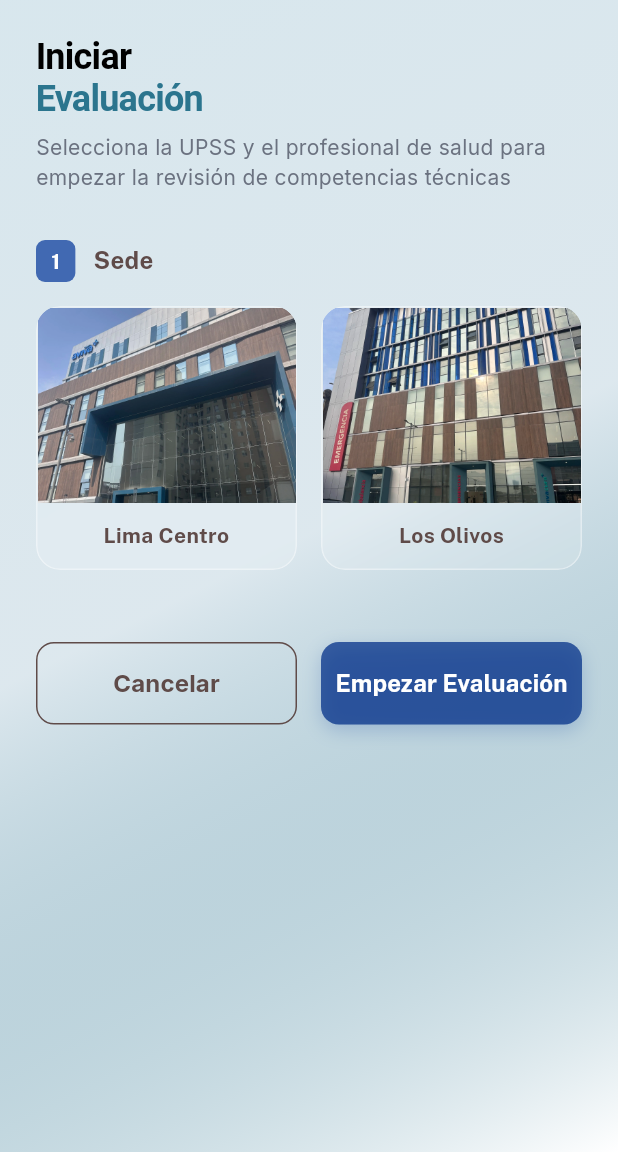
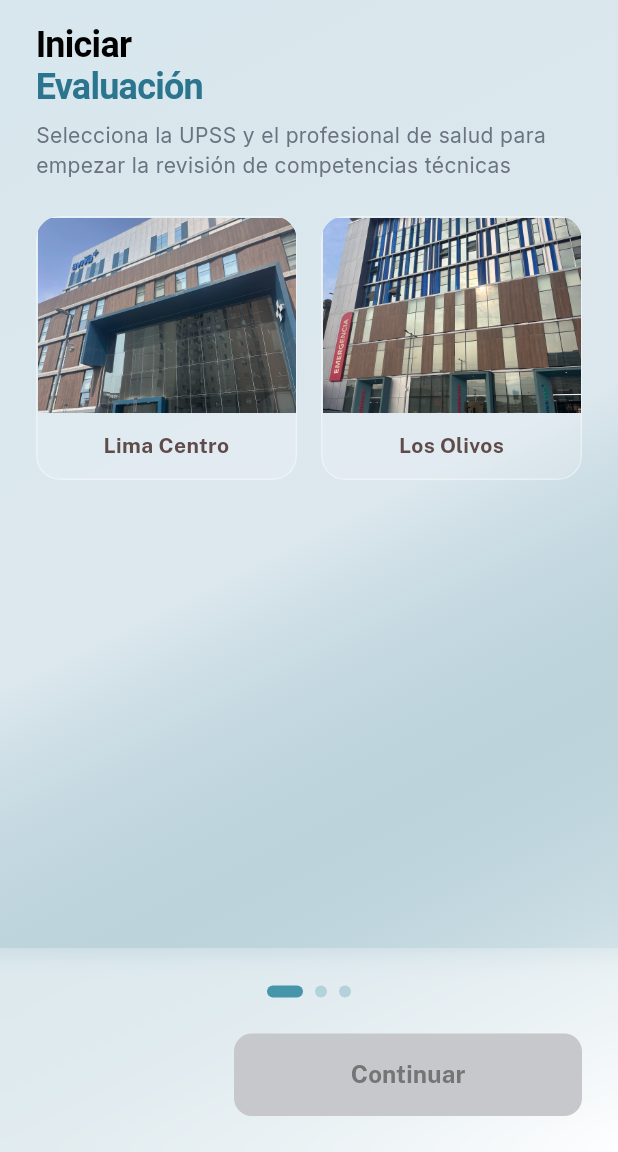
Before and after one commit to gabrielbms15/aviva-evaluaciones-app, a Flutter app: the NewEvaluationPage screen opened by its route, on a phone screen of 412 x 824 dp, the part 84-1236 px from its top. Run offline on Flutter 3.47's test engine with Material 3 defaults, Android fonts, the phone set to English and light mode, and no system bars; our stand-ins replace fl_chart, google_fonts; accounts and stored records are empty.

Commit message:
New section logic

```diff
--- a/lib/new_evaluation_page.dart
+++ b/lib/new_evaluation_page.dart
@@ -23,21 +23,25 @@ class _NewEvaluationPageState extends State<NewEvaluationPage> {
   StaffMember? _selectedStaff;
   int _upssPage = 0;
   int _staffPage = 0;
+  int _currentStep = 0;
+  late PageController _pageController;
+
+  @override
+  void initState() {
+    super.initState();
+    _pageController = PageController(initialPage: 0);
+  }
+
+  @override
+  void dispose() {
+    _pageController.dispose();
+    _upssSearchController.dispose();
+    _staffSearchController.dispose();
+    super.dispose();
+  }
 
   static const int _upssPerPage = 3;
   static const int _staffPerPage = 4;
-
-  void _resetSelection() {
-    setState(() {
-      _selectedSede = null;
-      _selectedUpss = null;
-      _selectedStaff = null;
-      _upssPage = 0;
-      _staffPage = 0;
-      _upssSearchController.clear();
-      _staffSearchController.clear();
-    });
-  }
 
   @override
   Widget build(BuildContext context) {
@@ -46,7 +50,7 @@ class _NewEvaluationPageState extends State<NewEvaluationPage> {
       appBar: const PrevalenciasAppBar(),
       body: Stack(
         children: [
-          // Background Gradient (Same as LoginPage)
+          // Background Gradient
           Container(
             width: double.infinity,
             height: double.infinity,
@@ -63,27 +67,30 @@ class _NewEvaluationPageState extends State<NewEvaluationPage> {
             ),
           ),
           SafeArea(
-            child: SingleChildScrollView(
-              padding: const EdgeInsets.all(24.0),
             child: Column(
-                crossAxisAlignment: CrossAxisAlignment.start,
               children: [
-                  _buildHeader(),
-                  const SizedBox(height: 32),
-                  _buildSedeSection(),
-                  if (_selectedSede != null) ...[
-                    const SizedBox(height: 32),
-                    _buildUpssSection(),
-                  ],
-                  if (_selectedSede != null && _selectedUpss != null) ...[
-                    const SizedBox(height: 32),
-                    _buildStaffSection(),
-                  ],
-                  const SizedBox(height: 48),
-                  _buildActionButtons(),
-                  const SizedBox(height: 40),
+                Padding(
+                  padding: const EdgeInsets.symmetric(horizontal: 24.0, vertical: 16),
+                  child: _buildHeader(),
+                ),
+                Expanded(
+                  child: PageView(
+                    controller: _pageController,
+                    physics: const BouncingScrollPhysics(), // Allow swipe back/forth
+                    onPageChanged: (int page) {
+                      setState(() {
+                        _currentStep = page;
+                      });
+                    },
+                    children: [
+                      _buildWizardStep(child: _buildSedeSection()),
+                      _buildWizardStep(child: _buildUpssSection()),
+                      _buildWizardStep(child: _buildStaffSection()),
                     ],
                   ),
+                ),
+                _buildWizardNavigation(),
+              ],
             ),
           ),
         ],
@@ -91,21 +98,74 @@ class _NewEvaluationPageState extends State<NewEvaluationPage> {
     );
   }
 
-  Widget _buildActionButtons() {
-    return Row(
-      children: [
-        Expanded(
-          child: OutlinedButton(
-            onPressed: _resetSelection,
-            style: OutlinedButton.styleFrom(
-              padding: const EdgeInsets.symmetric(vertical: 16),
-              side: const BorderSide(color: AppColors.primaryBrown),
-              shape: RoundedRectangleBorder(
-                borderRadius: BorderRadius.circular(12),
+  Widget _buildWizardStep({required Widget child}) {
+    return SingleChildScrollView(
+      padding: const EdgeInsets.symmetric(horizontal: 24.0),
+      child: child,
+    );
+  }
+
+  Widget _buildWizardNavigation() {
+    bool isFirstStep = _currentStep == 0;
+    bool isLastStep = _currentStep == 2;
+
+    // Selection validation for each step
+    bool canContinue = false;
+    if (_currentStep == 0) canContinue = _selectedSede != null;
+    if (_currentStep == 1) canContinue = _selectedUpss != null;
+    if (_currentStep == 2) canContinue = _selectedStaff != null;
+
+    return ClipRect(
+      child: Container(
+        padding: const EdgeInsets.all(24.0),
+        decoration: BoxDecoration(
+          color: Colors.white.withOpacity(0.5),
+          border: Border(
+            top: BorderSide(color: Colors.white.withOpacity(0.4)),
           ),
         ),
+        child: BackdropFilter(
+          filter: ImageFilter.blur(sigmaX: 10, sigmaY: 10),
+          child: Column(
+            mainAxisSize: MainAxisSize.min,
+            children: [
+              // Progress Dots
+              Row(
+                mainAxisAlignment: MainAxisAlignment.center,
+                children: List.generate(3, (index) {
+                  return AnimatedContainer(
+                    duration: const Duration(milliseconds: 300),
+                    margin: const EdgeInsets.symmetric(horizontal: 4),
+                    height: 8,
+                    width: index == _currentStep ? 24 : 8,
+                    decoration: BoxDecoration(
+                      color: index == _currentStep
+                          ? AppColors.main1
+                          : AppColors.main1.withOpacity(0.3),
+                      borderRadius: BorderRadius.circular(4),
+                    ),
+                  );
+                }),
+              ),
+              const SizedBox(height: 24),
+              // Navigation Buttons
+              Row(
+                children: [
+                  // Back Button (Atrás) - Hidden in first step
+                  if (!isFirstStep)
+                    Expanded(
+                      child: TextButton(
+                        onPressed: () {
+                          _pageController.previousPage(
+                            duration: const Duration(milliseconds: 300),
+                            curve: Curves.easeInOut,
+                          );
+                        },
+                        style: TextButton.styleFrom(
+                          padding: const EdgeInsets.symmetric(vertical: 16),
+                        ),
                         child: Text(
-              'Cancelar',
+                          'Atrás',
                           style: GoogleFonts.inter(
                             fontSize: 16,
                             fontWeight: FontWeight.bold,
@@ -113,27 +173,36 @@ class _NewEvaluationPageState extends State<NewEvaluationPage> {
                           ),
                         ),
                       ),
-        ),
+                    )
+                  else
+                    const Spacer(),
                   const SizedBox(width: 16),
+                  // Forward Button (Continuar / Empezar Evaluación)
                   Expanded(
+                    flex: 2,
                     child: Container(
                       decoration: BoxDecoration(
-              color: AppColors.primaryBlue.withOpacity(0.7),
+                        color: canContinue
+                            ? AppColors.primaryBlue.withOpacity(0.7)
+                            : Colors.grey.shade300,
                         borderRadius: BorderRadius.circular(12),
-              boxShadow: [
+                        boxShadow: canContinue ? [
                           BoxShadow(
                             color: AppColors.primaryBlue.withOpacity(0.2),
                             blurRadius: 10,
                             offset: const Offset(0, 4),
                           ),
-              ],
+                        ] : [],
                       ),
                       child: ElevatedButton(
-              onPressed:
-                  (_selectedSede != null &&
-                      _selectedUpss != null &&
-                      _selectedStaff != null)
+                        onPressed: canContinue
                             ? () {
+                                if (!isLastStep) {
+                                  _pageController.nextPage(
+                                    duration: const Duration(milliseconds: 300),
+                                    curve: Curves.easeInOut,
+                                  );
+                                } else {
                                   EvaluationRepository.instance.startSession(
                                     _selectedSede!,
                                     _selectedUpss!,
@@ -141,33 +210,33 @@ class _NewEvaluationPageState extends State<NewEvaluationPage> {
                                   );
                                   Navigator.pushReplacementNamed(context, '/form');
                                 }
+                              }
                             : null,
                         style: ElevatedButton.styleFrom(
                           backgroundColor: Colors.transparent,
                           shadowColor: Colors.transparent,
-                padding: const EdgeInsets.symmetric(
-                  vertical: 16,
-                  horizontal: 8,
-                ),
+                          padding: const EdgeInsets.symmetric(vertical: 16),
                           shape: RoundedRectangleBorder(
                             borderRadius: BorderRadius.circular(12),
                           ),
                         ),
-              child: FittedBox(
-                fit: BoxFit.scaleDown,
                         child: Text(
-                  'Empezar Evaluación',
+                          isLastStep ? 'Empezar Evaluación' : 'Continuar',
                           style: GoogleFonts.publicSans(
                             fontSize: 16,
                             fontWeight: FontWeight.bold,
-                    color: Colors.white,
-                  ),
+                            color: canContinue ? Colors.white : Colors.grey.shade600,
                           ),
                         ),
                       ),
                     ),
                   ),
                 ],
+              ),
+            ],
+          ),
+        ),
+      ),
     );
   }
 
@@ -202,37 +271,6 @@ class _NewEvaluationPageState extends State<NewEvaluationPage> {
             fontWeight: FontWeight.w400,
             color: const Color(0xFF6B7280),
             height: 1.4,
-          ),
-        ),
-      ],
-    );
-  }
-
-  Widget _buildSectionHeader(String number, String title) {
-    return Row(
-      children: [
-        Container(
-          padding: const EdgeInsets.symmetric(horizontal: 10, vertical: 4),
-          decoration: BoxDecoration(
-            color: AppColors.primaryBlue.withOpacity(0.7),
-            borderRadius: BorderRadius.circular(6),
-          ),
-          child: Text(
-            number,
-            style: GoogleFonts.publicSans(
-              fontSize: 14,
-              fontWeight: FontWeight.bold,
-              color: Colors.white,
-            ),
-          ),
-        ),
-        const SizedBox(width: 12),
-        Text(
-          title,
-          style: GoogleFonts.publicSans(
-            fontSize: 16,
-            fontWeight: FontWeight.bold,
-            color: AppColors.primaryBrown,
           ),
         ),
       ],
@@ -290,8 +328,7 @@ class _NewEvaluationPageState extends State<NewEvaluationPage> {
     return Column(
       crossAxisAlignment: CrossAxisAlignment.start,
       children: [
-        _buildSectionHeader('1', 'Sede'),
-        const SizedBox(height: 16),
+        const SizedBox(height: 8),
         Row(
           children: sedes.map((sede) {
             final isSelected = _selectedSede == sede;
@@ -317,7 +354,7 @@ class _NewEvaluationPageState extends State<NewEvaluationPage> {
                   child: ClipRRect(
                     borderRadius: BorderRadius.circular(16),
                     child: BackdropFilter(
-                      filter: ImageFilter.blur(sigmaX: 10, sigmaY: 10),
+                      filter: ImageFilter.blur(sigmaX: 7, sigmaY: 7),
                       child: Container(
                         decoration: BoxDecoration(
                           color: isSelected
@@ -395,7 +432,7 @@ class _NewEvaluationPageState extends State<NewEvaluationPage> {
         Row(
           mainAxisAlignment: MainAxisAlignment.spaceBetween,
           children: [
-            _buildSectionHeader('2', 'Unidad de Salud'),
+            const SizedBox(width: 8), // Replaced header
             _buildPaginator(
               currentPage: _upssPage,
               totalPages: totalUpssPages,
@@ -565,7 +602,7 @@ class _NewEvaluationPageState extends State<NewEvaluationPage> {
         Row(
           mainAxisAlignment: MainAxisAlignment.spaceBetween,
           children: [
-            _buildSectionHeader('3', 'Miembro del staff'),
+            const SizedBox(width: 8), // Replaced header
             if (areaStaff.length > _staffPerPage)
               _buildPaginator(
                 currentPage: _staffPage,
```
Lines whose indentation alone changed are shown as unchanged.
